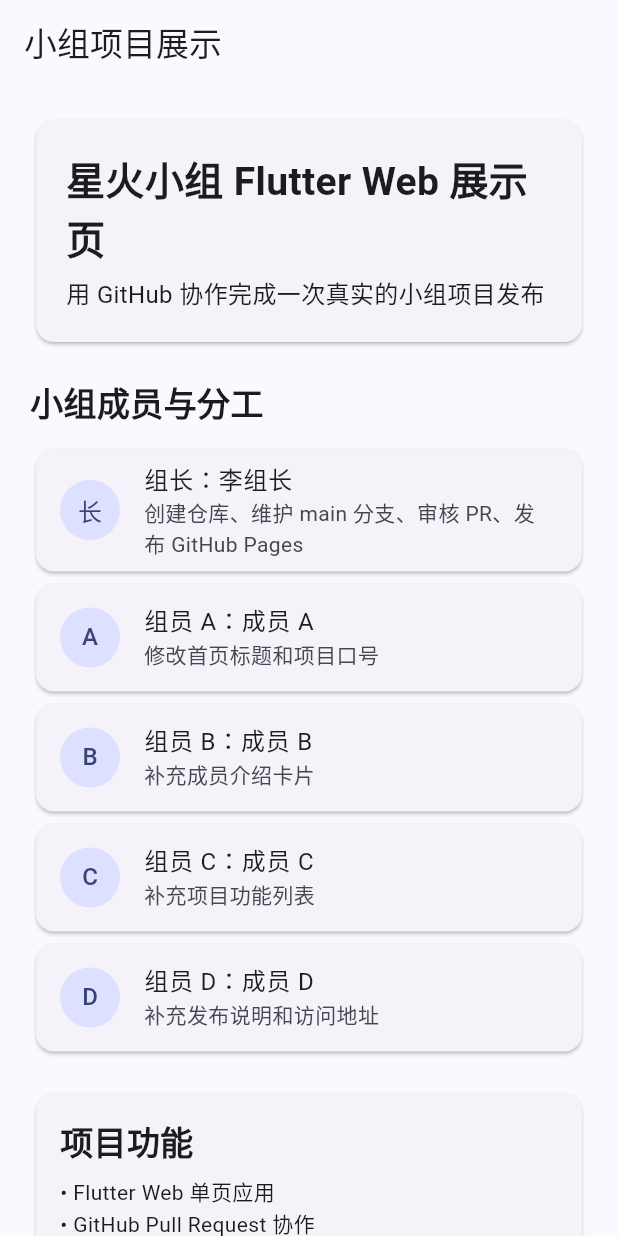
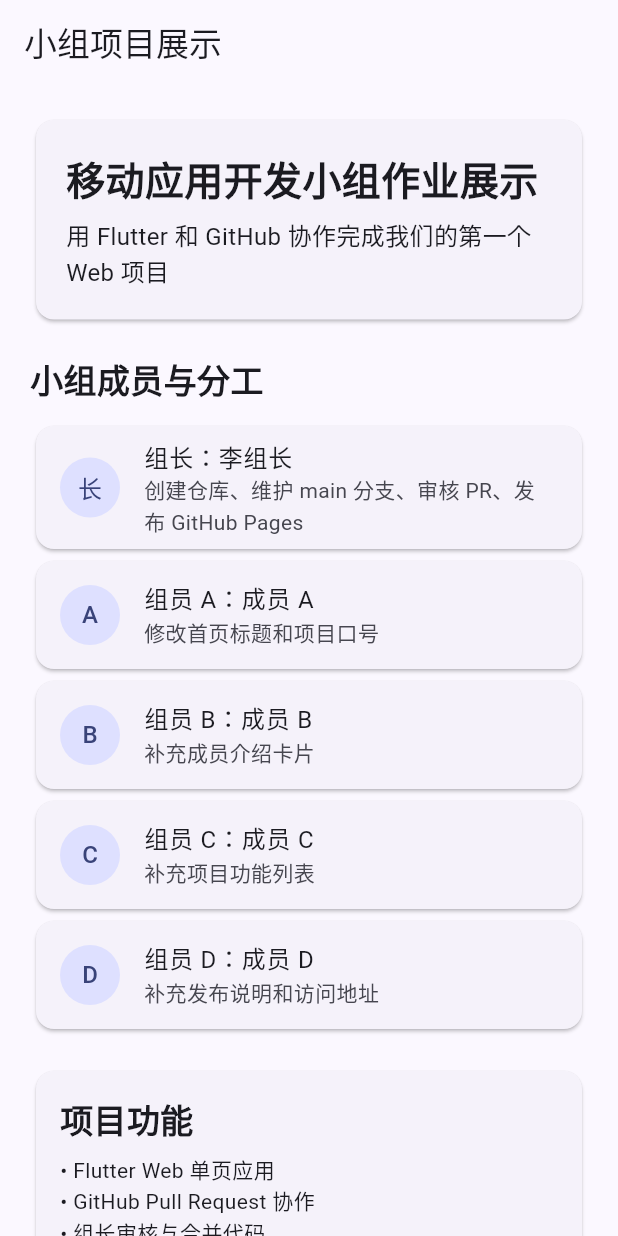
Before and after one commit to SHLINOvO/group_flutter_pages_demo, a Flutter app: the screen it shows after launch, on a phone screen of 412 x 824 dp. Run offline on Flutter 3.47's test engine with Material 3 defaults, Android fonts, the light colour scheme and no system bars.

Commit message:
update project title and slogan

```diff
--- a/lib/main.dart
+++ b/lib/main.dart
@@ -24,8 +24,8 @@
 class TeamHomePage extends StatelessWidget {
   const TeamHomePage({super.key});
 
-  static const String projectTitle = '星火小组 Flutter Web 展示页';
-  static const String projectSlogan = '用 GitHub 协作完成一次真实的小组项目发布';
+  static const String projectTitle = '移动应用开发小组作业展示';
+  static const String projectSlogan = '用 Flutter 和 GitHub 协作完成我们的第一个 Web 项目';
 
   static const List<TeamMember> members = [
     TeamMember(role: '组长', name: '李组长', task: '创建仓库、维护 main 分支、审核 PR、发布 GitHub Pages'),
```
